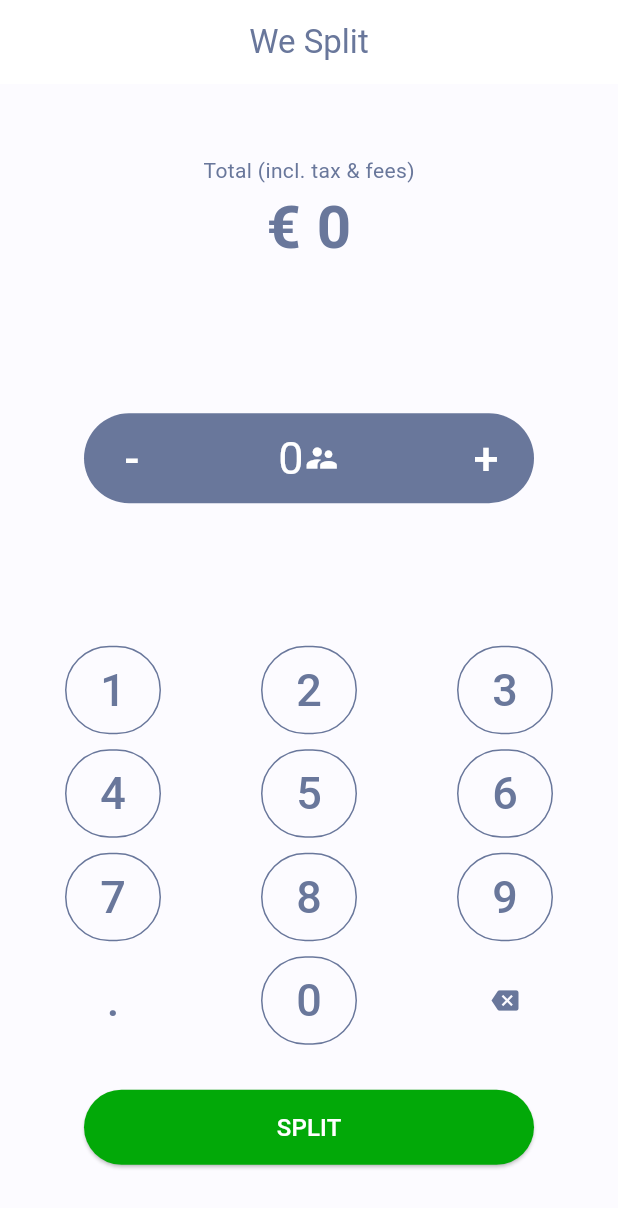
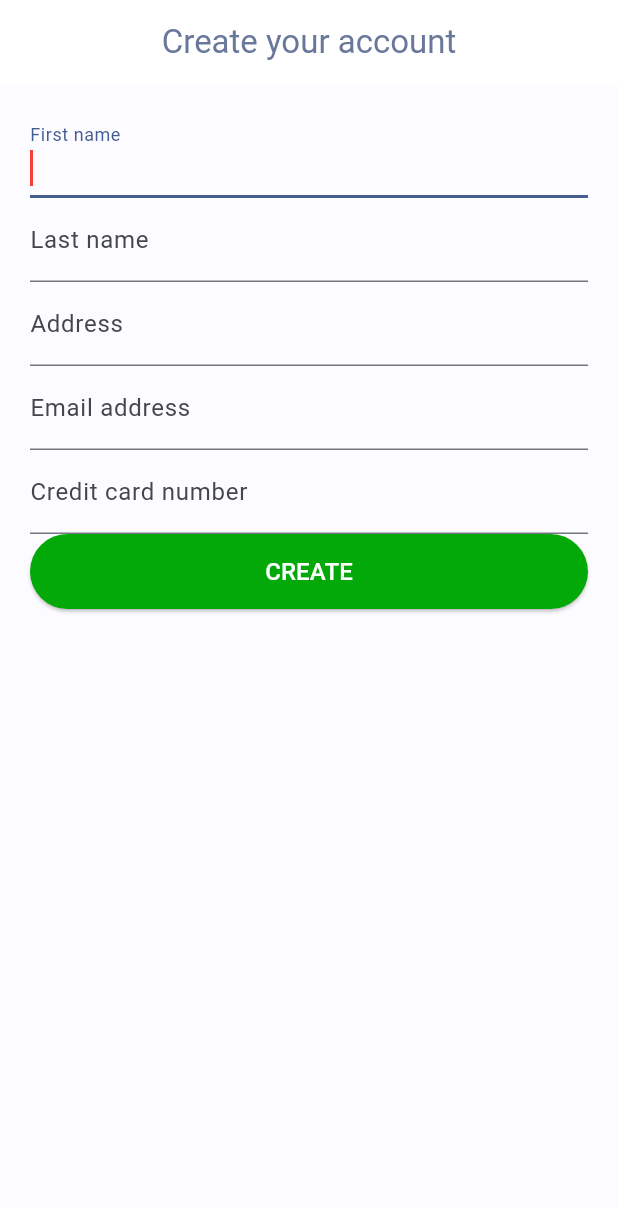
Before and after one commit to TOB-BA/split_a_bill, a Flutter app: the screen it shows after launch, on a phone screen of 412 x 824 dp. Shown: the top 1208 px of the screen. Run offline on Flutter 3.47's test engine with Material 2 defaults, Android fonts, the phone set to English and light mode, and no system bars; our stand-ins replace fl_chart, flutter_animate, get_it, google_fonts, injectable, qr_flutter and 1 more; accounts and stored records are empty.

```diff
--- a/lib/common_widgets/user_card_widget.dart
+++ b/lib/common_widgets/user_card_widget.dart
@@ -111,7 +111,7 @@ class _CustomCardState extends State<CustomCard> {
   Widget _editTitleTextField(user) {
     if (user.isNameInEditMode) {
       return SizedBox(
-        width: 150,
+        width: 120,
         height: 30,
         child: TextField(
           onTapOutside: (event) => {
--- a/lib/main.dart
+++ b/lib/main.dart
@@ -1,12 +1,30 @@
 import 'package:first_flutter_project/constants/colors/colors_library.dart';
+import 'package:first_flutter_project/database/database_service.dart';
+import 'package:first_flutter_project/injection.dart';
+import 'package:first_flutter_project/models/admin.dart';
 import 'package:first_flutter_project/pages/home_page.dart';
+import 'package:first_flutter_project/pages/intro_page.dart';
 import 'package:flutter/material.dart';
 import 'package:flutter/rendering.dart';
 import 'package:flutter/services.dart';
 import 'package:google_fonts/google_fonts.dart';
+import 'package:path/path.dart';
+import 'package:sqflite/sqflite.dart';
 
-void main() {
+Future<void> main() async {
+  configureDependencies();
   WidgetsFlutterBinding.ensureInitialized();
+
+  openDatabase(
+    join(await getDatabasesPath(), 'split_bill_database.db'),
+    onCreate: (db, version) {
+      return db.execute(
+        'CREATE TABLE admin(id INTEGER PRIMARY KEY, firstName TEXT, lastName TEXT, email TEXT, address TEXT, creditCardNumber INTEGER)',
+      );
+    },
+    version: 1,
+  );
+
   SystemChrome.setPreferredOrientations([DeviceOrientation.portraitUp])
       .then((value) => runApp(const MyApp()));
 }
@@ -14,20 +32,45 @@ void main() {
 class MyApp extends StatelessWidget {
   const MyApp({super.key});
 
-  // This widget is the root of your application.
+  Future<Admin?> getAdmin() async {
+    var admins = (await getIt<DatabaseService>().getAdmin());
+    if (admins.isEmpty) return null;
+    return (await getIt<DatabaseService>().getAdmin())[0];
+  }
+
+  Future<Widget> navigateToFirstAppPage() async {
+    if (await getAdmin() == null) {
+      return const IntroPage();
+    } else {
+      return const MyHomePage(title: "We split");
+    }
+  }
+
   @override
   Widget build(BuildContext context) {
     debugPaintSizeEnabled = false;
 
+    return FutureBuilder<Widget>(
+      future: navigateToFirstAppPage(),
+      builder: (context, snapshot) {
+        if (snapshot.connectionState == ConnectionState.waiting) {
+          return const CircularProgressIndicator();
+        } else if (snapshot.hasError) {
+          return Text('Error: ${snapshot.error}');
+        } else {
           return MaterialApp(
             title: 'Flutter Demo',
             debugShowCheckedModeBanner: false,
             theme: ThemeData(
-        colorScheme: ColorScheme.fromSeed(seedColor: ColorsLibrary.appGray),
+              colorScheme:
+                  ColorScheme.fromSeed(seedColor: ColorsLibrary.appGray),
               useMaterial3: true,
               fontFamily: GoogleFonts.titilliumWeb().fontFamily,
             ),
-      home: const MyHomePage(title: 'We Split'),
+            home: snapshot.data,
+          );
+        }
+      },
     );
   }
 }
--- /dev/null
+++ b/lib/models/admin.dart
@@ -0,0 +1,32 @@
+class Admin {
+  final int id;
+  final String firstName;
+  final String lastName;
+  final String email;
+  final String address;
+  final int creditCardNumber;
+
+  const Admin(
+      {required this.id,
+      required this.firstName,
+      required this.lastName,
+      required this.email,
+      required this.address,
+      required this.creditCardNumber});
+
+  Map<String, dynamic> toMap() {
+    return {
+      'id': id,
+      'firstName': firstName,
+      'lastName': lastName,
+      'email': email,
+      'address': address,
+      'creditCardNumber': creditCardNumber,
+    };
+  }
+
+  @override
+  String toString() {
+    return 'Admin{id: $id, firstName: $firstName, lastName: $lastName}';
+  }
+}
--- /dev/null
+++ b/lib/pages/intro_page.dart
@@ -0,0 +1,207 @@
+import 'package:first_flutter_project/constants/colors/colors_library.dart';
+import 'package:first_flutter_project/database/database_service.dart';
+import 'package:first_flutter_project/injection.dart';
+import 'package:first_flutter_project/models/admin.dart';
+import 'package:first_flutter_project/pages/home_page.dart';
+import 'package:flutter/material.dart';
+
+class IntroPage extends StatefulWidget {
+  const IntroPage({super.key});
+
+  @override
+  State<IntroPage> createState() => _IntroPageState();
+}
+
+class _IntroPageState extends State<IntroPage> {
+  late Admin admin;
+  final _firstNameController = TextEditingController();
+  final _lastNameController = TextEditingController();
+  final _addressController = TextEditingController();
+  final _emailAddressController = TextEditingController();
+  final _creditCardNumberController = TextEditingController();
+  final _formKey = GlobalKey<FormState>();
+
+  @override
+  void initState() {
+    super.initState();
+  }
+
+  void setup() {
+    getIt.registerSingleton<DatabaseService>(DatabaseService());
+  }
+
+  @override
+  void dispose() {
+    _firstNameController.dispose();
+    _lastNameController.dispose();
+    _addressController.dispose();
+    _emailAddressController.dispose();
+    _creditCardNumberController.dispose();
+    super.dispose();
+  }
+
+  bool checkIfEmailIsInValidForm(var email) {
+    return RegExp(
+            r"^[a-zA-Z0-9.a-zA-Z0-9.!#$%&'*+-/=?^_`{|}~]+@[a-zA-Z0-9]+\.[a-zA-Z]+")
+        .hasMatch(email);
+  }
+
+  bool checkIfValueIsNullOrEmpty(var value) {
+    return value == null || value.trim().isEmpty;
+  }
+
+  @override
+  Widget build(BuildContext context) {
+    return Scaffold(
+      appBar: AppBar(
+        backgroundColor: Colors.white,
+        centerTitle: true,
+        title: Text(
+          "Create your account",
+          textAlign: TextAlign.center,
+          style: TextStyle(color: ColorsLibrary.appGray),
+        ),
+      ),
+      body: Container(
+        height: double.infinity,
+        width: double.infinity,
+        color: Colors.white38,
+        child: SafeArea(
+          child: SingleChildScrollView(
+            child: Padding(
+              padding: const EdgeInsets.all(20),
+              child: Form(
+                key: _formKey,
+                child: Column(
+                  mainAxisAlignment: MainAxisAlignment.spaceBetween,
+                  crossAxisAlignment: CrossAxisAlignment.stretch,
+                  children: [
+                    Column(
+                      mainAxisAlignment: MainAxisAlignment.start,
+                      crossAxisAlignment: CrossAxisAlignment.stretch,
+                      children: [
+                        TextFormField(
+                          controller: _firstNameController,
+                          autofocus: true,
+                          validator: (value) {
+                            if (checkIfValueIsNullOrEmpty(value)) {
+                              return 'Please enter first name';
+                            }
+                          },
+                          cursorColor: Colors.red.shade500,
+                          decoration: const InputDecoration(
+                            border: UnderlineInputBorder(),
+                            labelText: 'First name',
+                          ),
+                        ),
+                        TextFormField(
+                          controller: _lastNameController,
+                          autofocus: true,
+                          validator: (value) {
+                            if (checkIfValueIsNullOrEmpty(value)) {
+                              return 'Please enter last name';
+                            }
+                          },
+                          cursorColor: Colors.red.shade500,
+                          decoration: const InputDecoration(
+                            border: UnderlineInputBorder(),
+                            labelText: 'Last name',
+                          ),
+                        ),
+                        TextFormField(
+                          controller: _addressController,
+                          validator: (value) {
+                            if (checkIfValueIsNullOrEmpty(value)) {
+                              return 'Please enter address';
+                            }
+                          },
+                          autofocus: true,
+                          cursorColor: Colors.red.shade500,
+                          decoration: const InputDecoration(
+                            border: UnderlineInputBorder(),
+                            labelText: 'Address',
+                          ),
+                        ),
+                        TextFormField(
+                          controller: _emailAddressController,
+                          validator: (value) {
+                            if (checkIfValueIsNullOrEmpty(value)) {
+                              return 'Please enter email address';
+                            } else if (!checkIfEmailIsInValidForm(value)) {
+                              return 'Email is not in valid form';
+                            }
+                          },
+                          autofocus: true,
+                          cursorColor: Colors.red.shade500,
+                          decoration: const InputDecoration(
+                            border: UnderlineInputBorder(),
+                            labelText: 'Email address',
+                          ),
+                        ),
+                        TextFormField(
+                          controller: _creditCardNumberController,
+                          validator: (value) {
+                            if (value == null || value.isEmpty) {
+                              return 'Please enter card number';
+                            }
+                            if (value.length != 16) {
+                              return 'Card number must contain 16 numbers';
+                            }
+                          },
+                          autofocus: true,
+                          cursorColor: ColorsLibrary.appGray,
+                          keyboardType: TextInputType.number,
+                          decoration: const InputDecoration(
+                            border: UnderlineInputBorder(),
+                            labelText: 'Credit card number',
+                          ),
+                        ),
+                      ],
+                    ),
+                    SizedBox(
+                      height: 50,
+                      child: ElevatedButton(
+                        onPressed: () => {
+                          if (_formKey.currentState!.validate())
+                            {navigateToHomePage()}
+                        },
+                        style: ElevatedButton.styleFrom(
+                          backgroundColor: ColorsLibrary.appGreen,
+                        ),
+                        child: const Text(
+                          "CREATE",
+                          style: TextStyle(color: Colors.white, fontSize: 16),
+                        ),
+                      ),
+                    ),
+                  ],
+                ),
+              ),
+            ),
+          ),
+        ),
+      ),
+    );
+  }
+
+  navigateToHomePage() async {
+    admin = Admin(
+        id: 1,
+        firstName: _firstNameController.text,
+        lastName: _lastNameController.text,
+        email: _emailAddressController.text,
+        address: _addressController.text,
+        creditCardNumber: int.parse(_creditCardNumberController.text));
+
+    await getIt<DatabaseService>().insertAdmin(admin);
+
+    // ignore: use_build_context_synchronously
+    Navigator.of(context).push(
+      MaterialPageRoute(
+        builder: (context) => const MyHomePage(
+          title: "We Split",
+        ),
+      ),
+    );
+  }
+}
```
Also changed, not shown: lib/database/database_service.dart (added, +42 -0 lines), lib/injection.dart (added, +12 -0 lines), lib/models/qr_data.dart (added, +16 -0 lines), lib/pages/qr_codes_page.dart (+47 -5 lines), pubspec.yaml (+8 -0 lines), lib/common_widgets/qr_image_widget.dart (added), lib/injection.config.dart (added), pubspec.lock. Lines whose indentation alone changed are shown as unchanged.
